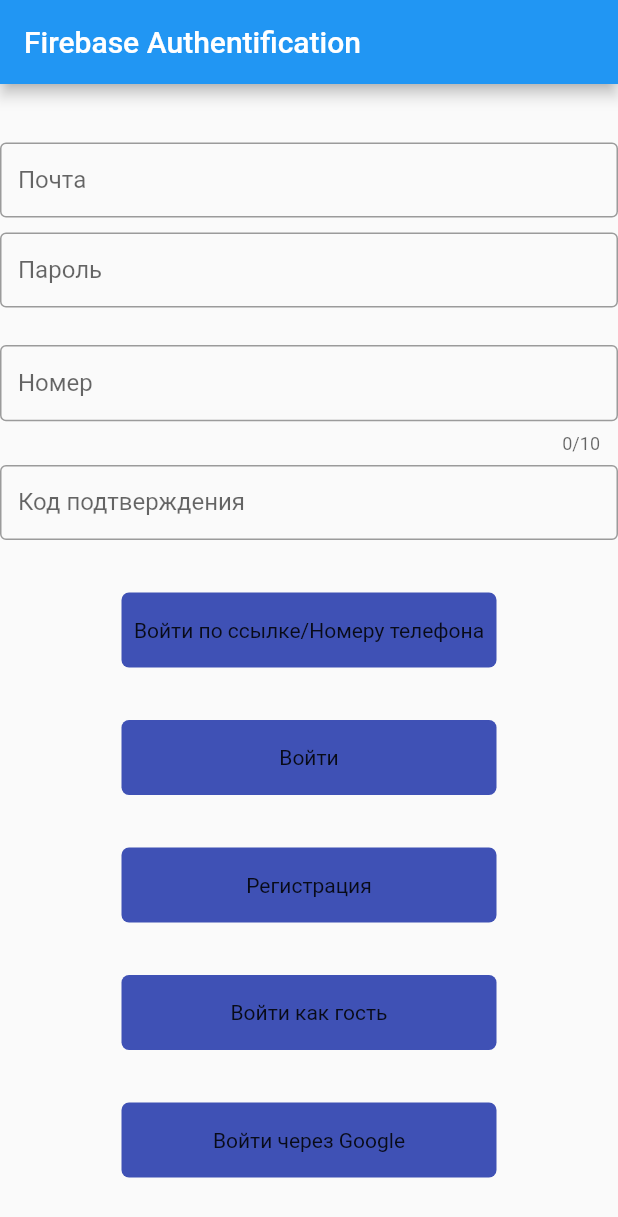
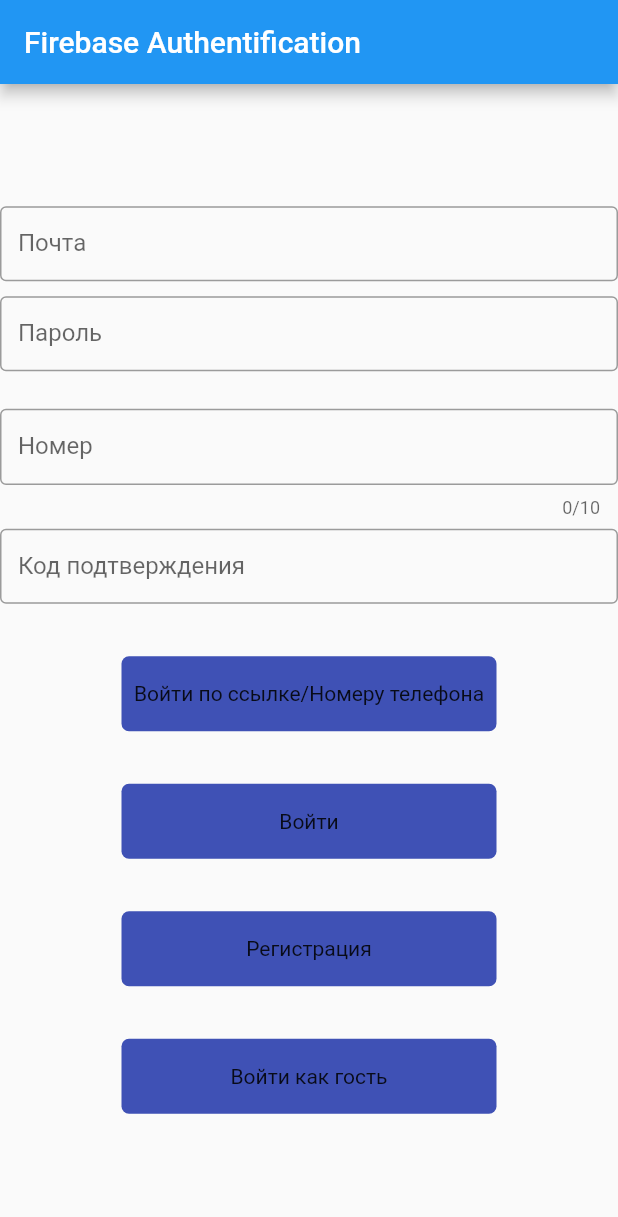
Before and after one commit to Thvele/PDA2304, a Flutter app: the screen it shows after launch, on a phone screen of 412 x 824 dp. Shown: the top 1217 px of the screen. Run offline on Flutter 3.47's test engine with Material 2 defaults, Android fonts, the phone set to English and light mode, and no system bars; our stand-ins replace firebase_auth, firebase_core; missing offline and left inert: dart:html; accounts and stored records are empty; statements that could not run were skipped.

Commit message:
GoogleAuth delete

```diff
--- a/lib/main.dart
+++ b/lib/main.dart
@@ -3,7 +3,6 @@
 
 import 'package:firebase_core/firebase_core.dart';
 import 'package:firebase_auth/firebase_auth.dart';
-import 'package:google_sign_in/google_sign_in.dart';
 import 'firebase_options.dart';
 
 var emailAuth = "";
@@ -50,8 +49,6 @@
     final TextEditingController capcha = TextEditingController();
 
     late ConfirmationResult confirmationResult_;
-
-    final GoogleSignIn googleSignIn = GoogleSignIn();
 
     var acs = ActionCodeSettings(
     url: window.location.href,
@@ -313,40 +310,6 @@
                                   textAlign: TextAlign.center)),
                         ),
                       ),
-                    ),
-                    const Padding(padding: EdgeInsets.only(bottom: 35)),
-                    SizedBox(
-                      width: 250,
-                      height: 50,
-                      child: Material(
-                        color: Colors.indigo,
-                        borderRadius: BorderRadius.circular(5),
-                        child: InkWell(
-                          onTap: () async {
-                            try {
-                              final GoogleSignInAccount googleSignInAccount = await googleSignIn.signIn();
-                              final GoogleSignInAuthentication googleSignInAuthentication = await googleSignInAccount.authentication;
-
-                              final AuthCredential credential = GoogleAuthProvider.credential(
-                                idToken: googleSignInAuthentication.idToken,
-                                accessToken: googleSignInAuthentication.accessToken
-                              );
-
-                              await FirebaseAuth.instance.signInWithCredential(credential);
-                              ScaffoldMessenger.of(context).showSnackBar(const SnackBar(content: Text('Успешная авторизация!')));
-                          } catch(e){
-                            ScaffoldMessenger.of(context).showSnackBar(SnackBar(content: Text(e.toString())));
-                            print(e.toString());
-                          }},
-                          highlightColor: Colors.white.withOpacity(0.3),
-                          splashColor: Colors.indigo.withOpacity(0.5),
-                          borderRadius: BorderRadius.circular(5),
-                          child: const Align(
-                              alignment: Alignment.center,
-                              child: Text("Войти через Google",
-                                  textAlign: TextAlign.center)),
-                        ),
-                      ),
                     )
                   ],
                 ),
--- a/pubspec.yaml
+++ b/pubspec.yaml
@@ -38,7 +38,6 @@
   cupertino_icons: ^1.0.2
   firebase_core: ^2.6.0
   firebase_auth: ^4.2.7
-  google_sign_in: ^4.1.0
 
 dev_dependencies:
   flutter_test:
```
Also changed, not shown: pubspec.lock.
